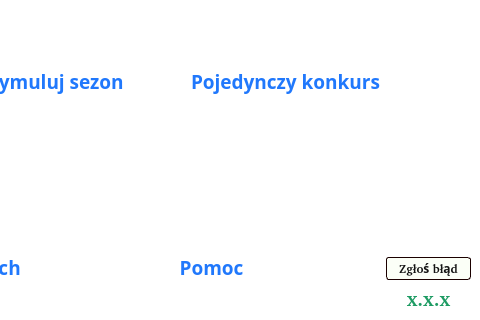
Before: the Qt Designer form source/UI/mainwindow.ui in SiekamCebule/sj-sim, drawn with Qt 5; both pictures show x 326 to 806 and y 325 to 645 of the 806 by 645 pixel window.
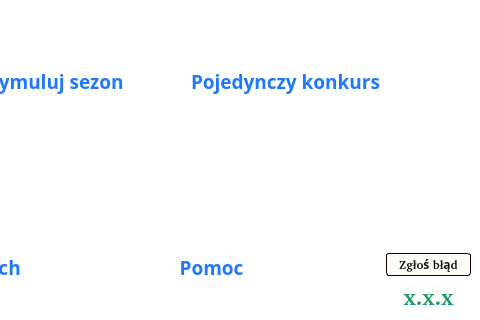
After: the same form once the commit is applied. Icons and pictures are not drawn.

Diff of the .ui file:
```diff
--- a/source/UI/mainwindow.ui
+++ b/source/UI/mainwindow.ui
@@ -744,7 +744,7 @@
         <property name="font">
          <font>
           <family>Quicksand [PfEd]</family>
-          <pointsize>15</pointsize>
+          <pointsize>17</pointsize>
           <bold>true</bold>
          </font>
         </property>
```
